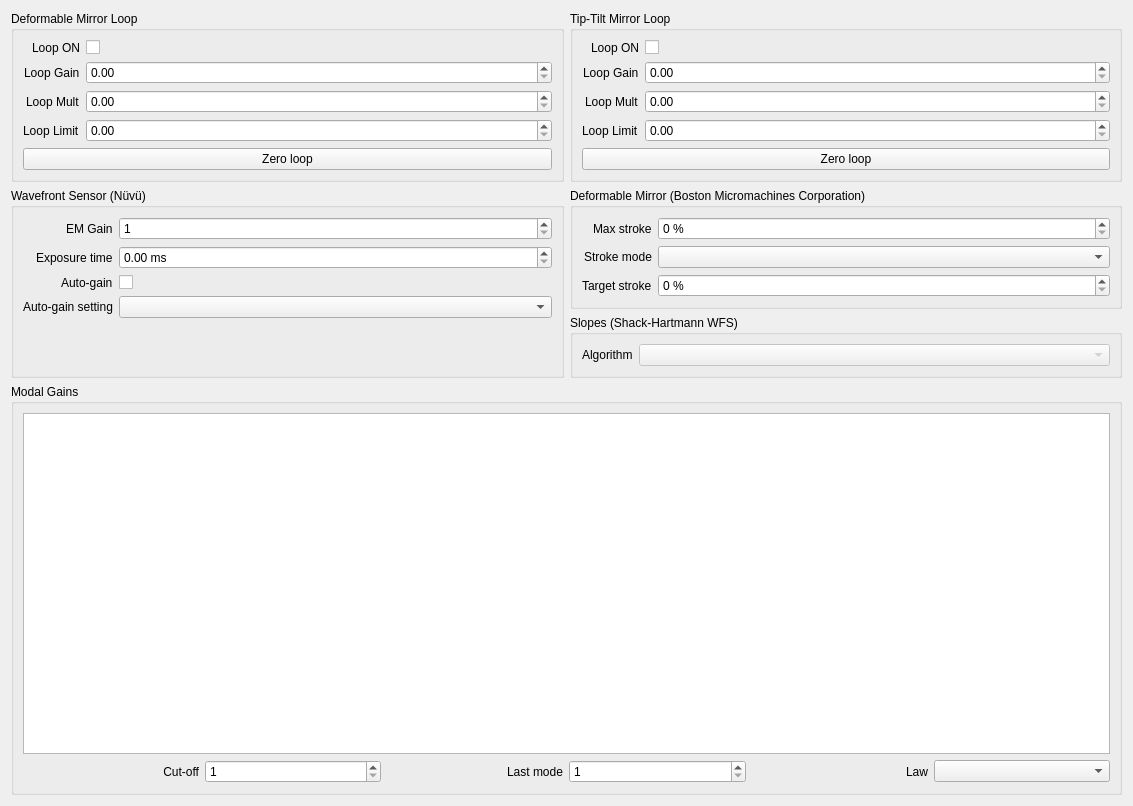
janis-hag/kalao-ics, file guis/ui/loop_controls.ui: the form before one commit.
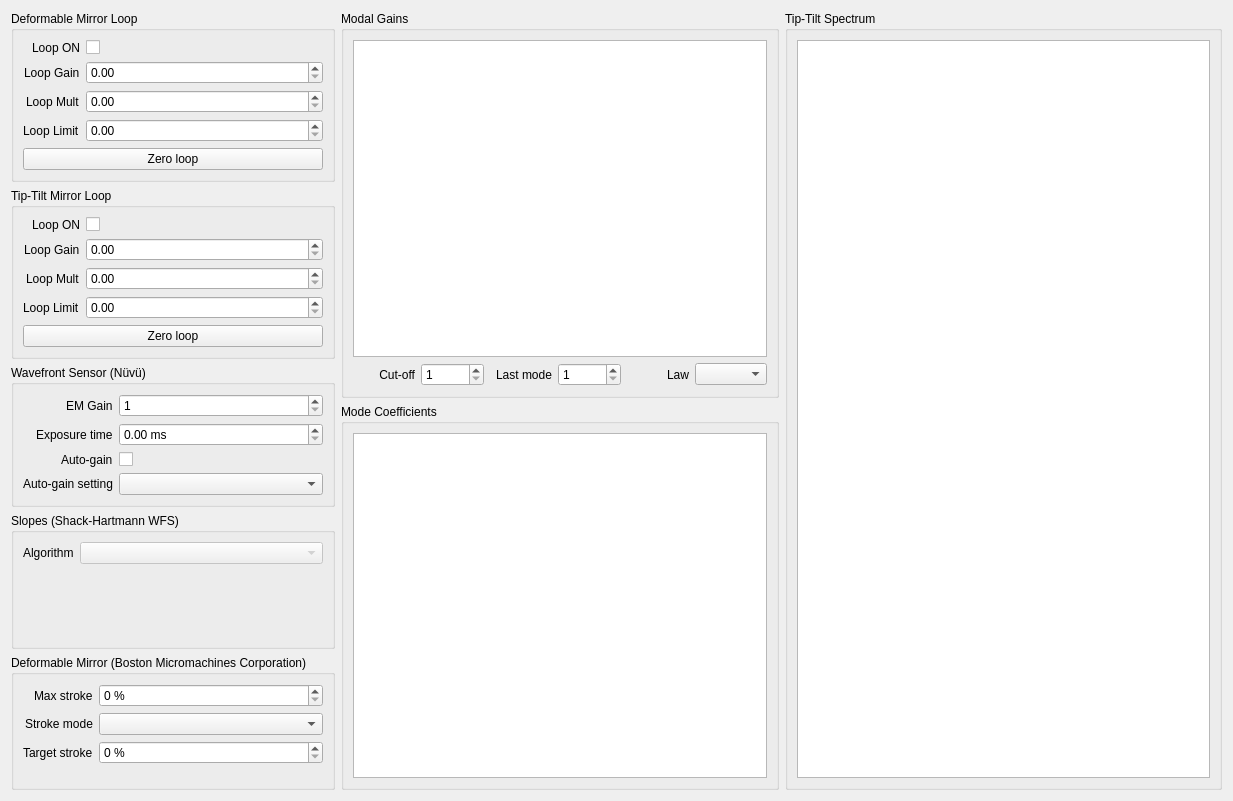
The form after the commit. Custom widgets are drawn as their Qt base class.

Commit message: Update GUI (mode coeff., tip-tilt spectrum, calibration, ...)

Patch:
```diff
--- a/guis/ui/loop_controls.ui
+++ b/guis/ui/loop_controls.ui
@@ -6,15 +6,17 @@
    <rect>
     <x>0</x>
     <y>0</y>
-    <width>1133</width>
-    <height>806</height>
+    <width>1233</width>
+    <height>801</height>
    </rect>
   </property>
   <property name="windowTitle">
    <string>Loop Controls - KalAO</string>
   </property>
-  <layout class="QGridLayout" name="gridLayout" rowstretch="0,0,0,0" columnstretch="1,1">
-   <item row="0" column="0">
+  <layout class="QHBoxLayout" name="horizontalLayout_2" stretch="0,1,1">
+   <item>
+    <layout class="QVBoxLayout" name="controls_layout">
+     <item>
     <widget class="QGroupBox" name="dmloop_groupbox">
      <property name="title">
       <string>Deformable Mirror Loop</string>
@@ -101,156 +103,7 @@
      </layout>
     </widget>
    </item>
-   <item row="3" column="0" colspan="2">
-    <widget class="QGroupBox" name="modalgains_groupbox">
-     <property name="title">
-      <string>Modal Gains</string>
-     </property>
-     <layout class="QGridLayout" name="gridLayout_11">
-      <item row="0" column="0">
-       <widget class="KDraggableChartView" name="modalgains_plot"/>
-      </item>
-      <item row="3" column="0">
-       <layout class="QHBoxLayout" name="horizontalLayout">
         <item>
-         <widget class="QLabel" name="cutoff_label">
-          <property name="text">
-           <string>Cut-off</string>
-          </property>
-          <property name="alignment">
-           <set>Qt::AlignRight|Qt::AlignTrailing|Qt::AlignVCenter</set>
-          </property>
-         </widget>
-        </item>
-        <item>
-         <widget class="QSpinBox" name="cutoff_spinbox">
-          <property name="keyboardTracking">
-           <bool>false</bool>
-          </property>
-          <property name="minimum">
-           <number>1</number>
-          </property>
-         </widget>
-        </item>
-        <item>
-         <widget class="QLabel" name="last_label">
-          <property name="text">
-           <string>Last mode</string>
-          </property>
-          <property name="alignment">
-           <set>Qt::AlignRight|Qt::AlignTrailing|Qt::AlignVCenter</set>
-          </property>
-         </widget>
-        </item>
-        <item>
-         <widget class="QSpinBox" name="last_spinbox">
-          <property name="keyboardTracking">
-           <bool>false</bool>
-          </property>
-          <property name="minimum">
-           <number>1</number>
-          </property>
-         </widget>
-        </item>
-        <item>
-         <widget class="QLabel" name="law_label">
-          <property name="text">
-           <string>Law</string>
-          </property>
-          <property name="alignment">
-           <set>Qt::AlignRight|Qt::AlignTrailing|Qt::AlignVCenter</set>
-          </property>
-         </widget>
-        </item>
-        <item>
-         <widget class="QComboBox" name="law_combobox"/>
-        </item>
-       </layout>
-      </item>
-     </layout>
-    </widget>
-   </item>
-   <item row="1" column="1">
-    <widget class="QGroupBox" name="bmc_groupbox">
-     <property name="title">
-      <string>Deformable Mirror (Boston Micromachines Corporation)</string>
-     </property>
-     <layout class="QFormLayout" name="formLayout_5">
-      <property name="labelAlignment">
-       <set>Qt::AlignRight|Qt::AlignTrailing|Qt::AlignVCenter</set>
-      </property>
-      <item row="0" column="0">
-       <widget class="QLabel" name="bmc_maxstroke_label">
-        <property name="text">
-         <string>Max stroke</string>
-        </property>
-       </widget>
-      </item>
-      <item row="0" column="1">
-       <widget class="QDoubleSpinBox" name="bmc_maxstroke_spinbox">
-        <property name="keyboardTracking">
-         <bool>false</bool>
-        </property>
-        <property name="suffix">
-         <string> %</string>
-        </property>
-        <property name="decimals">
-         <number>0</number>
-        </property>
-        <property name="minimum">
-         <double>0.000000000000000</double>
-        </property>
-        <property name="maximum">
-         <double>100.000000000000000</double>
-        </property>
-        <property name="singleStep">
-         <double>5.000000000000000</double>
-        </property>
-       </widget>
-      </item>
-      <item row="1" column="0">
-       <widget class="QLabel" name="bmc_strokemode_label">
-        <property name="text">
-         <string>Stroke mode</string>
-        </property>
-       </widget>
-      </item>
-      <item row="1" column="1">
-       <widget class="QComboBox" name="bmc_strokemode_combobox"/>
-      </item>
-      <item row="2" column="0">
-       <widget class="QLabel" name="bmc_targetstroke_label">
-        <property name="text">
-         <string>Target stroke</string>
-        </property>
-       </widget>
-      </item>
-      <item row="2" column="1">
-       <widget class="QDoubleSpinBox" name="bmc_targetstroke_spinbox">
-        <property name="keyboardTracking">
-         <bool>false</bool>
-        </property>
-        <property name="suffix">
-         <string> %</string>
-        </property>
-        <property name="decimals">
-         <number>0</number>
-        </property>
-        <property name="minimum">
-         <double>0.000000000000000</double>
-        </property>
-        <property name="maximum">
-         <double>100.000000000000000</double>
-        </property>
-        <property name="singleStep">
-         <double>5.000000000000000</double>
-        </property>
-       </widget>
-      </item>
-     </layout>
-    </widget>
-   </item>
-   <item row="0" column="1">
     <widget class="QGroupBox" name="ttmloop_groupbox">
      <property name="title">
       <string>Tip-Tilt Mirror Loop</string>
@@ -337,33 +190,7 @@
      </layout>
     </widget>
    </item>
-   <item row="2" column="1">
-    <widget class="QGroupBox" name="shwfs_groupbox">
-     <property name="title">
-      <string>Slopes (Shack-Hartmann WFS)</string>
-     </property>
-     <layout class="QFormLayout" name="formLayout">
-      <property name="labelAlignment">
-       <set>Qt::AlignRight|Qt::AlignTrailing|Qt::AlignVCenter</set>
-      </property>
-      <item row="0" column="0">
-       <widget class="QLabel" name="shwfs_algorithm_label">
-        <property name="text">
-         <string>Algorithm</string>
-        </property>
-       </widget>
-      </item>
-      <item row="0" column="1">
-       <widget class="QComboBox" name="shwfs_algorithm_combobox">
-        <property name="enabled">
-         <bool>false</bool>
-        </property>
-       </widget>
-      </item>
-     </layout>
-    </widget>
-   </item>
-   <item row="1" column="0" rowspan="2">
+     <item>
     <widget class="QGroupBox" name="nuvu_groupbox">
      <property name="title">
       <string>Wavefront Sensor (Nüvü)</string>
@@ -445,9 +272,223 @@
      </layout>
     </widget>
    </item>
+     <item>
+      <widget class="QGroupBox" name="shwfs_groupbox">
+       <property name="title">
+        <string>Slopes (Shack-Hartmann WFS)</string>
+       </property>
+       <layout class="QFormLayout" name="formLayout">
+        <property name="labelAlignment">
+         <set>Qt::AlignRight|Qt::AlignTrailing|Qt::AlignVCenter</set>
+        </property>
+        <item row="0" column="0">
+         <widget class="QLabel" name="shwfs_algorithm_label">
+          <property name="text">
+           <string>Algorithm</string>
+          </property>
+         </widget>
+        </item>
+        <item row="0" column="1">
+         <widget class="QComboBox" name="shwfs_algorithm_combobox">
+          <property name="enabled">
+           <bool>false</bool>
+          </property>
+         </widget>
+        </item>
+       </layout>
+      </widget>
+     </item>
+     <item>
+      <widget class="QGroupBox" name="bmc_groupbox">
+       <property name="title">
+        <string>Deformable Mirror (Boston Micromachines Corporation)</string>
+       </property>
+       <layout class="QFormLayout" name="formLayout_5">
+        <property name="labelAlignment">
+         <set>Qt::AlignRight|Qt::AlignTrailing|Qt::AlignVCenter</set>
+        </property>
+        <item row="0" column="0">
+         <widget class="QLabel" name="bmc_maxstroke_label">
+          <property name="text">
+           <string>Max stroke</string>
+          </property>
+         </widget>
+        </item>
+        <item row="0" column="1">
+         <widget class="QDoubleSpinBox" name="bmc_maxstroke_spinbox">
+          <property name="keyboardTracking">
+           <bool>false</bool>
+          </property>
+          <property name="suffix">
+           <string> %</string>
+          </property>
+          <property name="decimals">
+           <number>0</number>
+          </property>
+          <property name="minimum">
+           <double>0.000000000000000</double>
+          </property>
+          <property name="maximum">
+           <double>100.000000000000000</double>
+          </property>
+          <property name="singleStep">
+           <double>5.000000000000000</double>
+          </property>
+         </widget>
+        </item>
+        <item row="1" column="0">
+         <widget class="QLabel" name="bmc_strokemode_label">
+          <property name="text">
+           <string>Stroke mode</string>
+          </property>
+         </widget>
+        </item>
+        <item row="1" column="1">
+         <widget class="QComboBox" name="bmc_strokemode_combobox"/>
+        </item>
+        <item row="2" column="0">
+         <widget class="QLabel" name="bmc_targetstroke_label">
+          <property name="text">
+           <string>Target stroke</string>
+          </property>
+         </widget>
+        </item>
+        <item row="2" column="1">
+         <widget class="QDoubleSpinBox" name="bmc_targetstroke_spinbox">
+          <property name="keyboardTracking">
+           <bool>false</bool>
+          </property>
+          <property name="suffix">
+           <string> %</string>
+          </property>
+          <property name="decimals">
+           <number>0</number>
+          </property>
+          <property name="minimum">
+           <double>0.000000000000000</double>
+          </property>
+          <property name="maximum">
+           <double>100.000000000000000</double>
+          </property>
+          <property name="singleStep">
+           <double>5.000000000000000</double>
+          </property>
+         </widget>
+        </item>
+       </layout>
+      </widget>
+     </item>
+    </layout>
+   </item>
+   <item>
+    <layout class="QVBoxLayout" name="modes_layout" stretch="1,1">
+     <item>
+      <widget class="QGroupBox" name="modalgains_groupbox">
+       <property name="title">
+        <string>Modal Gains</string>
+       </property>
+       <layout class="QGridLayout" name="gridLayout_11">
+        <item row="0" column="0">
+         <widget class="KDraggableChartView" name="modalgains_plot"/>
+        </item>
+        <item row="3" column="0">
+         <layout class="QHBoxLayout" name="horizontalLayout">
+          <item>
+           <widget class="QLabel" name="cutoff_label">
+            <property name="text">
+             <string>Cut-off</string>
+            </property>
+            <property name="alignment">
+             <set>Qt::AlignRight|Qt::AlignTrailing|Qt::AlignVCenter</set>
+            </property>
+           </widget>
+          </item>
+          <item>
+           <widget class="QSpinBox" name="cutoff_spinbox">
+            <property name="keyboardTracking">
+             <bool>false</bool>
+            </property>
+            <property name="minimum">
+             <number>1</number>
+            </property>
+           </widget>
+          </item>
+          <item>
+           <widget class="QLabel" name="last_label">
+            <property name="text">
+             <string>Last mode</string>
+            </property>
+            <property name="alignment">
+             <set>Qt::AlignRight|Qt::AlignTrailing|Qt::AlignVCenter</set>
+            </property>
+           </widget>
+          </item>
+          <item>
+           <widget class="QSpinBox" name="last_spinbox">
+            <property name="keyboardTracking">
+             <bool>false</bool>
+            </property>
+            <property name="minimum">
+             <number>1</number>
+            </property>
+           </widget>
+          </item>
+          <item>
+           <widget class="QLabel" name="law_label">
+            <property name="text">
+             <string>Law</string>
+            </property>
+            <property name="alignment">
+             <set>Qt::AlignRight|Qt::AlignTrailing|Qt::AlignVCenter</set>
+            </property>
+           </widget>
+          </item>
+          <item>
+           <widget class="QComboBox" name="law_combobox"/>
+          </item>
+         </layout>
+        </item>
+       </layout>
+      </widget>
+     </item>
+     <item>
+      <widget class="QGroupBox" name="modes_groupbox">
+       <property name="title">
+        <string>Mode Coefficients</string>
+       </property>
+       <layout class="QGridLayout" name="gridLayout_2">
+        <item row="0" column="0">
+         <widget class="KChartView" name="modes_plot"/>
+        </item>
+       </layout>
+      </widget>
+     </item>
+    </layout>
+   </item>
+   <item>
+    <layout class="QVBoxLayout" name="tiptilt_layout">
+     <item>
+      <widget class="QGroupBox" name="tiptilt_groupbox">
+       <property name="title">
+        <string>Tip-Tilt Spectrum</string>
+       </property>
+       <layout class="QGridLayout" name="gridLayout">
+        <item row="0" column="0">
+         <widget class="KDraggableChartView" name="tiptilt_spectrum_plot"/>
+        </item>
+       </layout>
+      </widget>
+     </item>
+    </layout>
+   </item>
   </layout>
  </widget>
  <customwidgets>
+  <customwidget>
+   <class>KChartView</class>
+   <extends>QGraphicsView</extends>
+   <header>kalao</header>
+  </customwidget>
   <customwidget>
    <class>KDraggableChartView</class>
    <extends>QGraphicsView</extends>
```
Lines whose indentation alone changed are shown as unchanged. The commit also changes 12 other files.
